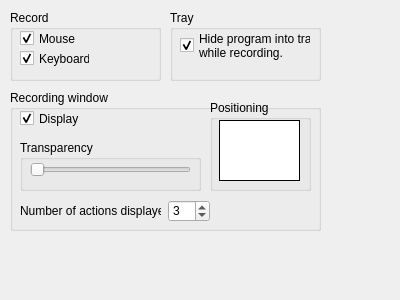
jajcek/DoForMe, file DoForMe!/recorder_settings_dialog.ui: the form before one commit.
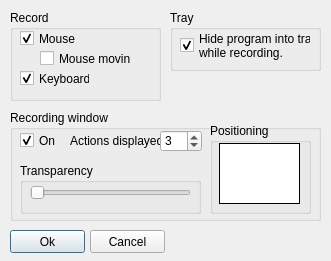
The form after the commit. Icons and pictures are not drawn.

Commit message: - tab + esc stops recording (global scope) - "record" group box already works in recording settings

```diff
--- a/DoForMe!/recorder_settings_dialog.ui
+++ b/DoForMe!/recorder_settings_dialog.ui
@@ -6,8 +6,8 @@
    <rect>
     <x>0</x>
     <y>0</y>
-    <width>400</width>
-    <height>300</height>
+    <width>331</width>
+    <height>261</height>
    </rect>
   </property>
   <property name="windowTitle">
@@ -21,9 +21,9 @@
    <property name="geometry">
     <rect>
      <x>10</x>
-     <y>90</y>
+     <y>110</y>
      <width>311</width>
-     <height>141</height>
+     <height>111</height>
     </rect>
    </property>
    <property name="title">
@@ -33,13 +33,13 @@
     <property name="geometry">
      <rect>
       <x>10</x>
-      <y>20</y>
-      <width>71</width>
+      <y>22</y>
+      <width>41</width>
       <height>17</height>
      </rect>
     </property>
     <property name="text">
-     <string>Display</string>
+     <string>On</string>
     </property>
     <property name="checked">
      <bool>true</bool>
@@ -49,7 +49,7 @@
     <property name="geometry">
      <rect>
       <x>200</x>
-      <y>10</y>
+      <y>13</y>
       <width>101</width>
       <height>91</height>
      </rect>
@@ -78,7 +78,7 @@
     <property name="geometry">
      <rect>
       <x>10</x>
-      <y>50</y>
+      <y>53</y>
       <width>181</width>
       <height>51</height>
      </rect>
@@ -106,21 +106,21 @@
    <widget class="QLabel" name="label">
     <property name="geometry">
      <rect>
-      <x>10</x>
-      <y>113</y>
-      <width>141</width>
+      <x>60</x>
+      <y>23</y>
+      <width>91</width>
       <height>16</height>
      </rect>
     </property>
     <property name="text">
-     <string>Number of actions displayed:</string>
+     <string>Actions displayed:</string>
     </property>
    </widget>
    <widget class="QSpinBox" name="spinBox">
     <property name="geometry">
      <rect>
-      <x>158</x>
-      <y>110</y>
+      <x>150</x>
+      <y>20</y>
       <width>42</width>
       <height>22</height>
      </rect>
@@ -136,7 +136,7 @@
      <x>10</x>
      <y>10</y>
      <width>151</width>
-     <height>71</height>
+     <height>91</height>
     </rect>
    </property>
    <property name="title">
@@ -146,7 +146,7 @@
     <property name="geometry">
      <rect>
       <x>10</x>
-      <y>40</y>
+      <y>60</y>
       <width>70</width>
       <height>17</height>
      </rect>
@@ -174,6 +174,25 @@
      <bool>true</bool>
     </property>
    </widget>
+   <widget class="QCheckBox" name="mouseMoveCheck">
+    <property name="enabled">
+     <bool>true</bool>
+    </property>
+    <property name="geometry">
+     <rect>
+      <x>30</x>
+      <y>40</y>
+      <width>91</width>
+      <height>17</height>
+     </rect>
+    </property>
+    <property name="text">
+     <string>Mouse moving</string>
+    </property>
+    <property name="checked">
+     <bool>false</bool>
+    </property>
+   </widget>
   </widget>
   <widget class="QGroupBox" name="groupBox_7">
    <property name="geometry">
@@ -181,7 +200,7 @@
      <x>170</x>
      <y>10</y>
      <width>151</width>
-     <height>71</height>
+     <height>61</height>
     </rect>
    </property>
    <property name="title">
@@ -208,6 +227,32 @@
     </property>
    </widget>
   </widget>
+  <widget class="QPushButton" name="okButton">
+   <property name="geometry">
+    <rect>
+     <x>10</x>
+     <y>230</y>
+     <width>75</width>
+     <height>23</height>
+    </rect>
+   </property>
+   <property name="text">
+    <string>Ok</string>
+   </property>
+  </widget>
+  <widget class="QPushButton" name="cancelButton">
+   <property name="geometry">
+    <rect>
+     <x>90</x>
+     <y>230</y>
+     <width>75</width>
+     <height>23</height>
+    </rect>
+   </property>
+   <property name="text">
+    <string>Cancel</string>
+   </property>
+  </widget>
  </widget>
  <resources>
   <include location="mainwin.qrc"/>
```
Left out of the diff: 16 changed lines with no effect on the pictures. The commit also changes 9 other files.
